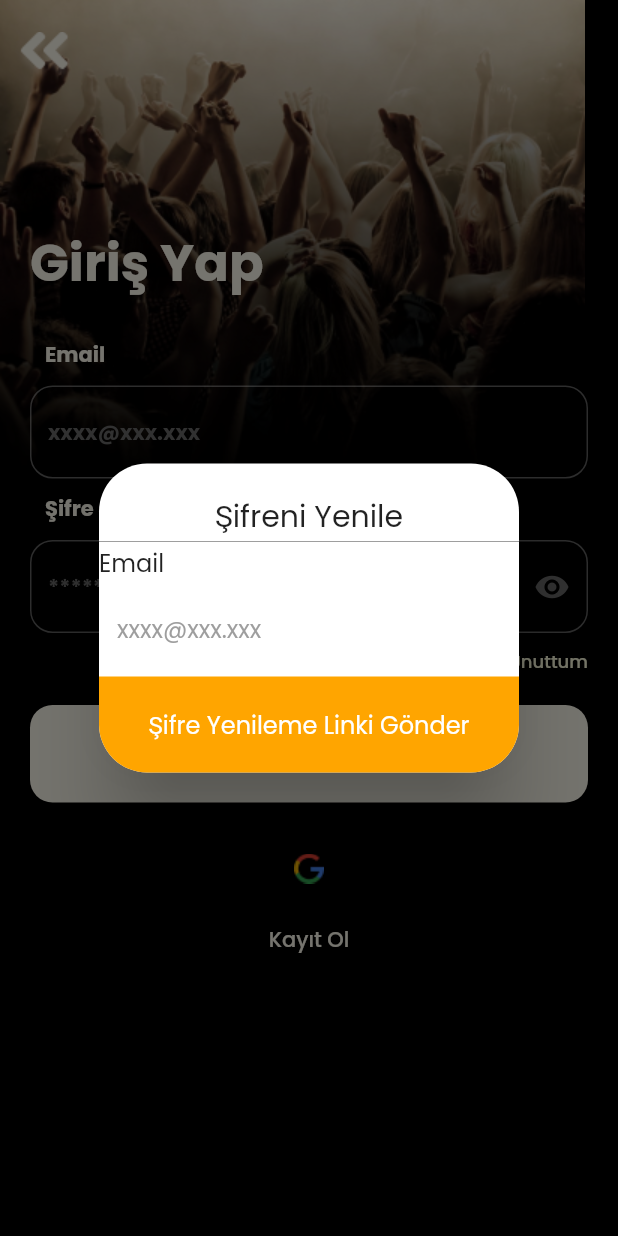
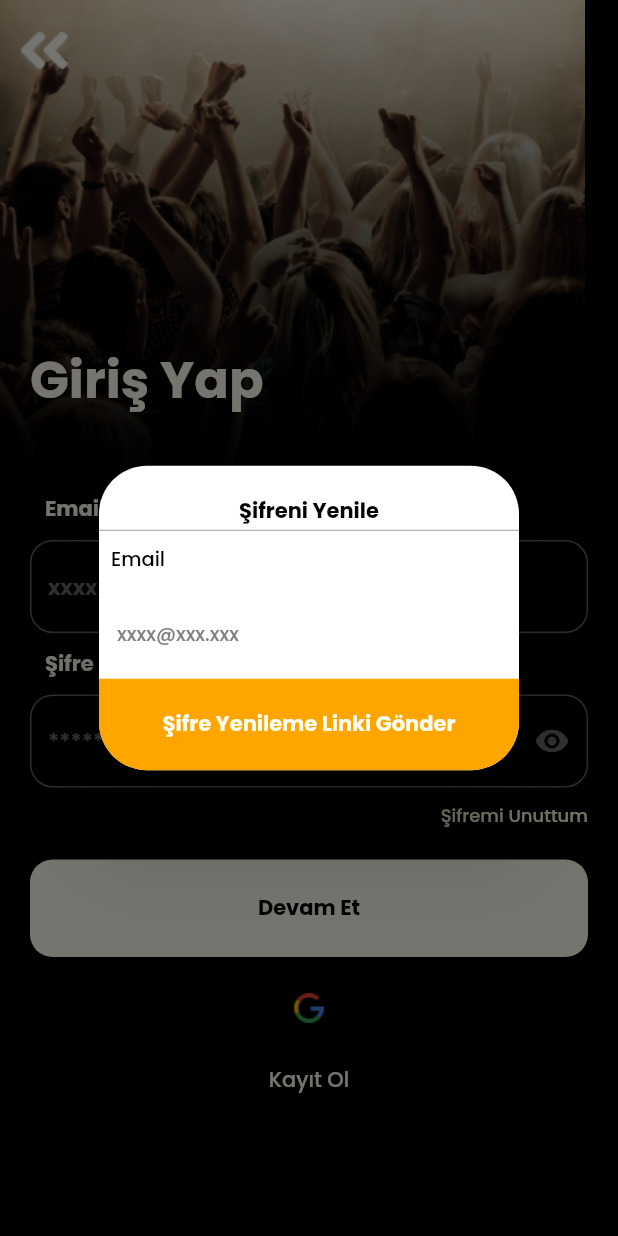
Before and after one commit to aysekayabay/activist_app, a Flutter app: the AuthView screen opened directly, after a tap on "Giriş Yap", after a tap on "Şifremi Unuttum", on a phone screen of 412 x 824 dp. Run offline on Flutter 3.47's test engine with Material 2 defaults, Android fonts, the phone set to English and light mode, and no system bars; our stand-ins replace cached_network_image, cloud_firestore, connectivity_plus, firebase_auth, firebase_core, firebase_storage and 16 more; missing offline and left inert: flutter_facebook_auth; accounts and stored records are empty; generated files the repository leaves out were written again; network calls fail.

Commit message:
code update

```diff
--- a/lib/product/app-base/app_base.dart
+++ b/lib/product/app-base/app_base.dart
@@ -24,8 +24,8 @@ class _AppBaseViewState extends State<AppBaseView> {
   final GlobalKey<ScaffoldState> _scaffoldKey = GlobalKey<ScaffoldState>();
   int currentIndex = 0;
 
-  logOut() {
-    AuthService.instance.signOut();
+  logOut() async {
+    await AuthService.instance.signOut();
     Navigator.pop(context);
     setState(() {});
   }
--- a/lib/product/auth/auth_view.dart
+++ b/lib/product/auth/auth_view.dart
@@ -31,7 +31,7 @@ class _AuthViewState extends State<AuthView> {
                 title: _viewModel.continueLabel,
                 isFilled: true,
                 verticalPadding: AppSizes.mediumSize,
-                marginPadding: EdgeInsets.symmetric(horizontal: AppSizes.mediumSize) + EdgeInsets.only(bottom: AppSizes.mediumSize, top: AppSizes.mediumSize),
+                marginPadding: EdgeInsets.symmetric(horizontal: AppSizes.mediumSize) + EdgeInsets.only(bottom: AppSizes.lowSize, top: AppSizes.mediumSize),
                 onTap: () => _viewModel.authFunction(context)),
             iconButtons(),
             Observer(builder: (context) {
@@ -54,18 +54,22 @@ class _AuthViewState extends State<AuthView> {
     );
   }
 
-  Row iconButtons() {
+  Widget iconButtons() {
+    return Observer(builder: (_) {
       return Row(
         mainAxisAlignment: MainAxisAlignment.spaceEvenly,
         children: [
-        CircleIconButton(
+          _viewModel.authType == AuthType.LOG_IN
+              ? CircleIconButton(
                   iconPath: ImageConstants.GOOGLE,
                   onTap: () {
                     _viewModel.authType = AuthType.GOOGLE;
                     _viewModel.authFunction(context);
-            }),
+                  })
+              : SizedBox()
         ],
       );
+    });
   }
 
   Widget authTop() {
@@ -81,35 +85,8 @@ class _AuthViewState extends State<AuthView> {
           ),
           Positioned(
               left: 20,
-              top: 150,
+              bottom: 40,
               child: Text(_viewModel.authType == AuthType.SIGN_IN ? _viewModel.signIn : _viewModel.logIn, style: Theme.of(context).textTheme.headlineMedium!.copyWith(color: AppColors.vanillaShake))),
-          Positioned(
-              bottom: 0,
-              left: 0,
-              right: 0,
-              child: Padding(
-                padding: EdgeInsets.symmetric(horizontal: AppSizes.mediumSize),
-                child: Column(
-                  crossAxisAlignment: CrossAxisAlignment.start,
-                  children: [
-                    labelText(
-                      _viewModel.authType == AuthType.SIGN_IN ? "Ad" : "Email",
-                    ),
-                    CustomTextfield(
-                        hintText: "Xxxx Xxxx",
-                        controller: _viewModel.fullnameController,
-                        keyboardType: TextInputType.name,
-                        textInputAction: TextInputAction.next,
-                        isVisible: _viewModel.authType == AuthType.SIGN_IN),
-                    CustomTextfield(
-                        hintText: "xxxx@xxx.xxx",
-                        controller: _viewModel.emailController,
-                        keyboardType: TextInputType.emailAddress,
-                        textInputAction: TextInputAction.next,
-                        isVisible: _viewModel.authType == AuthType.LOG_IN),
-                  ],
-                ),
-              )),
         ],
       );
     });
@@ -122,13 +99,20 @@ class _AuthViewState extends State<AuthView> {
         return Column(
           crossAxisAlignment: CrossAxisAlignment.start,
           children: [
-            _viewModel.authType == AuthType.SIGN_IN ? labelText("Email") : SizedBox(),
+            _viewModel.authType == AuthType.SIGN_IN ? labelText("Ad") : SizedBox(),
+            CustomTextfield(
+                hintText: "Xxxx Xxxx",
+                controller: _viewModel.fullnameController,
+                keyboardType: TextInputType.name,
+                textInputAction: TextInputAction.next,
+                isVisible: _viewModel.authType == AuthType.SIGN_IN),
+            labelText("Email"),
             CustomTextfield(
               hintText: "xxxx@xxx.xxx",
               controller: _viewModel.emailController,
               keyboardType: TextInputType.emailAddress,
               textInputAction: TextInputAction.next,
-                isVisible: _viewModel.authType == AuthType.SIGN_IN),
+            ),
             labelText("Şifre"),
             CustomTextfield(hintText: "******", controller: _viewModel.passwordController, keyboardType: TextInputType.text, textInputAction: TextInputAction.next, isPassword: true),
             _viewModel.authType == AuthType.LOG_IN
@@ -172,18 +156,25 @@ class _AuthViewState extends State<AuthView> {
               children: [
                 Text(
                   "Şifreni Yenile",
-                  style: TextStyle(fontSize: 20.0),
+                  style: Theme.of(context).textTheme.displayMedium!.copyWith(color: AppColors.black),
                   textAlign: TextAlign.center,
                 ),
                 Divider(
                   color: Colors.grey,
                   height: 4.0,
                 ),
-                Text("Email"),
+                Padding(
+                  padding: const EdgeInsets.all(8.0),
+                  child: Text(
+                    "Email",
+                    style: Theme.of(context).textTheme.bodyMedium!.copyWith(color: AppColors.black),
+                  ),
+                ),
                 TextField(
                   controller: _viewModel.forgotPasswordController,
                   decoration: InputDecoration(
                     hintText: "xxxx@xxx.xxx",
+                    hintStyle: Theme.of(context).textTheme.bodyMedium!.copyWith(color: AppColors.grey),
                   ),
                 ),
                 InkWell(
@@ -200,7 +191,7 @@ class _AuthViewState extends State<AuthView> {
                     ),
                     child: Text(
                       "Şifre Yenileme Linki Gönder",
-                      style: TextStyle(color: Colors.white),
+                      style: Theme.of(context).textTheme.displayMedium,
                       textAlign: TextAlign.center,
                     ),
                   ),
```
Lines whose indentation alone changed are shown as unchanged.
